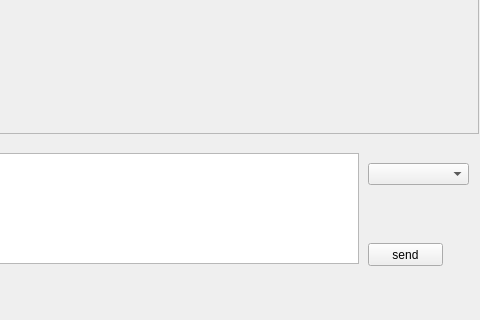
Old version of the form chatmain.ui in the repository HighBird007/gptDeskTop; both pictures show x 742 to 1222 and y 427 to 747 of the 1222 by 747 pixel window.
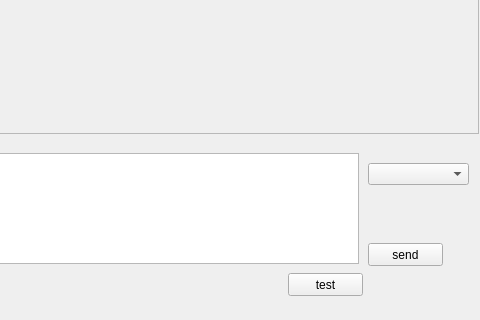
New version of the form. Custom widgets are drawn as their Qt base class.

Diff of the .ui file:
```diff
--- a/chatmain.ui
+++ b/chatmain.ui
@@ -81,6 +81,22 @@
      <height>51</height>
     </rect>
    </property>
+   <widget class="QPushButton" name="pushButton_2">
+    <property name="geometry">
+     <rect>
+      <x>1010</x>
+      <y>10</y>
+      <width>75</width>
+      <height>23</height>
+     </rect>
+    </property>
+    <property name="text">
+     <string>test</string>
+    </property>
+    <property name="shortcut">
+     <string>Return</string>
+    </property>
+   </widget>
   </widget>
  </widget>
  <customwidgets>
```
